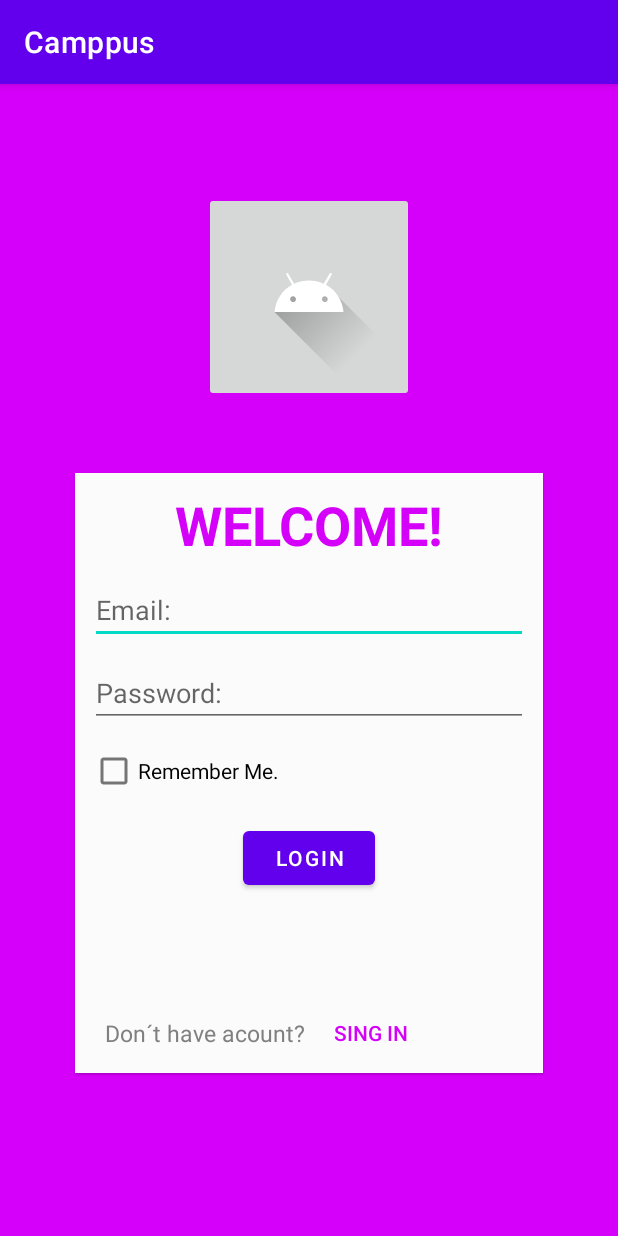
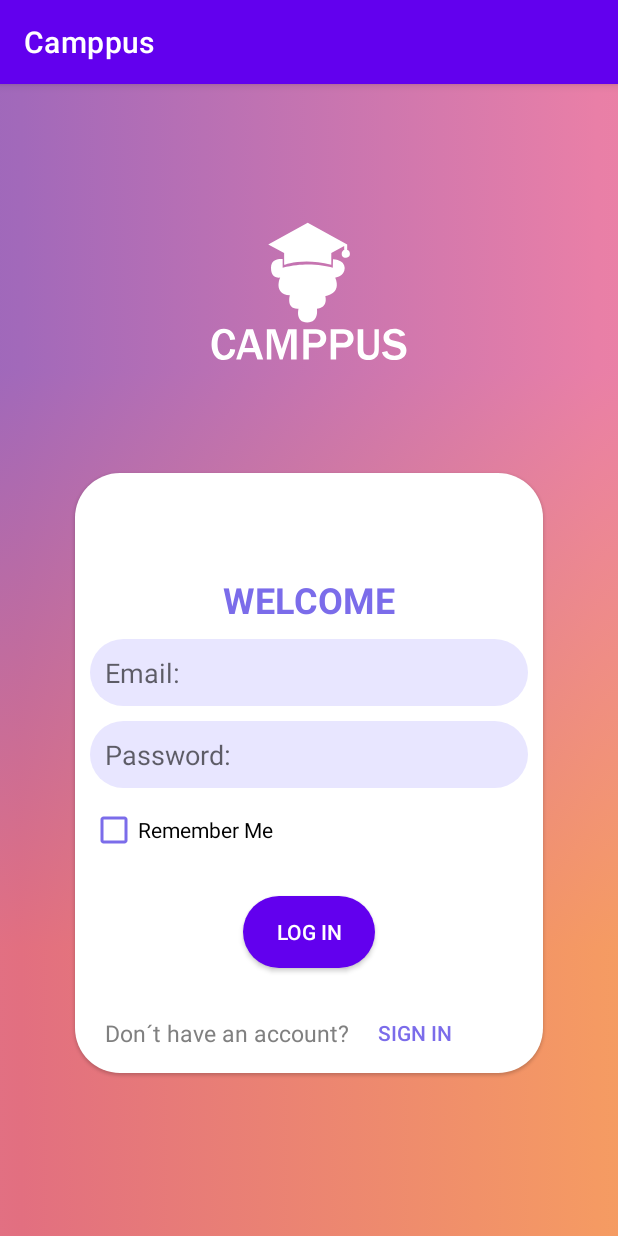
Before and after one commit to AlbertoHV23/POI, an Android app: the screen it shows after launch (LoginActivity), on a phone screen of 412 x 824 dp. Run offline under Robolectric (Android 15) with nearby library versions, the phone set to English and light mode, and no system bars.

Commit message:
Log in / Sign Up

```diff
--- /dev/null
+++ b/app/app/src/main/res/drawable/ic_logo.xml
@@ -0,0 +1,36 @@
+<vector xmlns:android="http://schemas.android.com/apk/res/android"
+    android:width="1000dp"
+    android:height="1000dp"
+    android:viewportWidth="1000"
+    android:viewportHeight="1000">
+  <path
+      android:pathData="M374,478"
+      android:fillColor="#FFFFFF"/>
+  <path
+      android:fillColor="#FFFFFF"
+      android:pathData="M124.52,747.71l24.17,2.65c-1.55,14.49 -7.16,26.41 -16.8,35.78c-9.65,9.36 -22.31,14.05 -38,14.05c-13.22,0 -23.94,-3.32 -32.17,-9.96c-8.23,-6.64 -14.58,-15.65 -19.03,-27.03C38.23,751.81 36,739.26 36,725.55c0,-22.05 5.23,-39.98 15.69,-53.8c10.46,-13.82 24.84,-20.73 43.15,-20.73c14.35,0 26.29,4.42 35.83,13.25c9.54,8.84 15.55,21.49 18.02,37.95l-24.17,2.54c-4.45,-21.84 -14.28,-32.76 -29.47,-32.76c-9.75,0 -17.33,4.54 -22.74,13.62c-5.41,9.08 -8.11,22.25 -8.11,39.49c0,17.53 2.9,30.76 8.69,39.7c5.79,8.94 13.46,13.41 23,13.41c7.63,0 14.13,-3 19.51,-9.01C120.77,763.22 123.81,756.05 124.52,747.71z"/>
+  <path
+      android:fillColor="#FFFFFF"
+      android:pathData="M281.83,797.96h-27.88L242.4,763.5h-55.65l-11.34,34.45h-22.26l48.02,-144.7h32.12L281.83,797.96zM235.4,742.62l-21.1,-64.56l-21.1,64.56H235.4z"/>
+  <path
+      android:fillColor="#FFFFFF"
+      android:pathData="M441.17,797.96h-26.61V671.28l-40.07,126.68h-13.67l-40.28,-126.68v126.68h-21.31v-144.7h40.81l30.32,93.18l29.79,-93.18h41.03V797.96z"/>
+  <path
+      android:fillColor="#FFFFFF"
+      android:pathData="M499.15,797.96h-26.08v-144.7h59.26c16.89,0 29.42,4.26 37.58,12.77c8.16,8.52 12.24,18.57 12.24,30.16c0,13.22 -4.42,23.92 -13.25,32.12c-8.83,8.2 -20.04,12.3 -33.6,12.3h-36.15V797.96zM499.15,718.24H530c8.06,0 14.2,-1.98 18.44,-5.94c4.24,-3.96 6.36,-9.22 6.36,-15.8c0,-5.94 -1.96,-11.02 -5.88,-15.26c-3.92,-4.24 -11.01,-6.36 -21.25,-6.36h-28.52V718.24z"/>
+  <path
+      android:fillColor="#FFFFFF"
+      android:pathData="M629.23,797.96h-26.08v-144.7h59.26c16.89,0 29.42,4.26 37.58,12.77c8.16,8.52 12.24,18.57 12.24,30.16c0,13.22 -4.42,23.92 -13.25,32.12c-8.83,8.2 -20.04,12.3 -33.6,12.3h-36.15V797.96zM629.23,718.24h30.85c8.06,0 14.2,-1.98 18.44,-5.94c4.24,-3.96 6.36,-9.22 6.36,-15.8c0,-5.94 -1.96,-11.02 -5.88,-15.26c-3.92,-4.24 -11.01,-6.36 -21.25,-6.36h-28.52V718.24z"/>
+  <path
+      android:fillColor="#FFFFFF"
+      android:pathData="M832.55,653.25v92.97c0,12.58 -1.41,22.26 -4.24,29.05c-2.83,6.78 -8.29,12.63 -16.38,17.54c-8.09,4.91 -17.97,7.37 -29.63,7.37c-11.8,0 -21.5,-2.12 -29.1,-6.36c-7.6,-4.24 -13.06,-10.05 -16.38,-17.44c-3.32,-7.38 -4.98,-16.8 -4.98,-28.25v-94.88h26.61v92.97c0,12.72 2.67,21.08 8,25.07c5.34,3.99 11.54,5.99 18.6,5.99c8.13,0 14.63,-2.14 19.51,-6.41c4.88,-4.28 7.32,-12.49 7.32,-24.65v-92.97H832.55z"/>
+  <path
+      android:fillColor="#FFFFFF"
+      android:pathData="M847.18,763.08l25.34,-5.41c3.04,14.35 14.7,21.52 34.98,21.52c9.26,0 16.38,-1.84 21.36,-5.51c4.98,-3.67 7.47,-8.23 7.47,-13.67c0,-3.96 -1.13,-7.61 -3.39,-10.97c-2.26,-3.36 -7.1,-5.99 -14.52,-7.9l-27.67,-7.21c-9.47,-2.47 -16.47,-5.28 -20.99,-8.43c-4.52,-3.14 -8.15,-7.58 -10.87,-13.3s-4.08,-11.84 -4.08,-18.34c0,-12.93 4.81,-23.3 14.42,-31.11s21.91,-11.71 36.89,-11.71c12.44,0 23.55,2.72 33.34,8.16c9.79,5.44 16.02,13.15 18.71,23.11l-24.81,6.15c-3.82,-10.95 -12.72,-16.43 -26.71,-16.43c-8.13,0 -14.33,1.7 -18.6,5.09c-4.28,3.39 -6.41,7.7 -6.41,12.93c0,8.27 6.71,14.06 20.14,17.38l24.59,6.15c14.91,3.75 24.91,9.28 30,16.59c5.09,7.31 7.63,15.39 7.63,24.22c0,14.2 -5.35,25.39 -16.06,33.55c-10.71,8.16 -24.58,12.24 -41.61,12.24c-14.35,0 -26.91,-3 -37.69,-9.01C857.87,785.17 850.71,775.8 847.18,763.08z"/>
+  <path
+      android:fillColor="#FFFFFF"
+      android:pathData="M374.54,361.02v-41.36c0,0 -55.54,-8.29 -55.54,41.36c0,56.72 43.72,46.09 43.72,46.09s-35.45,77.99 46.09,85.08c0,0 -18.91,68.54 41.36,63.81c0,0 -16.65,64.99 41.36,64.99c57.9,0 46.09,-64.99 46.09,-64.99s53.18,0 40.18,-60.27c0,0 79.18,-10.64 47.27,-87.45c0,0 44.91,-5.84 44.91,-46.09c0,-41.36 -55.54,-42.54 -55.54,-42.54l-1.18,41.36c-29.91,-7.83 -70.7,-15.36 -119.35,-15.36C462.98,345.66 421.61,348.7 374.54,361.02z"/>
+  <path
+      android:fillColor="#FFFFFF"
+      android:pathData="M681.79,249.94L493.89,145.95L306,249.94l75.63,40.18v56.72c0,0 92.17,-36.63 224.53,0v-56.72l61.45,-33.09v18.91c0,0 -11.82,2.36 -11.82,18.91c0,18.91 18.91,17.73 18.91,17.73s20.09,0 20.09,-17.73c0,-18.91 -13,-18.91 -13,-18.91V249.94z"/>
+</vector>
--- /dev/null
+++ b/app/app/src/main/res/drawable/style_border.xml
@@ -0,0 +1,7 @@
+<?xml version="1.0" encoding="utf-8"?>
+<shape xmlns:android="http://schemas.android.com/apk/res/android" android:shape="rectangle">
+
+    <solid android:color="#ffff"/>
+    <corners android:radius="30dp"/>
+
+</shape>
--- /dev/null
+++ b/app/app/src/main/res/drawable/style_btn1.xml
@@ -0,0 +1,12 @@
+<?xml version="1.0" encoding="utf-8"?>
+<shape xmlns:android="http://schemas.android.com/apk/res/android" android:shape="rectangle">
+
+    <gradient
+        android:startColor="@color/color1"
+        android:centerColor="@color/color2"
+        android:endColor="@color/color3"
+        android:type="linear"/>
+
+    <corners android:radius="30dp"/>
+
+</shape>
--- a/app/app/src/main/res/layout/activity_login.xml
+++ b/app/app/src/main/res/layout/activity_login.xml
@@ -4,9 +4,20 @@
     xmlns:tools="http://schemas.android.com/tools"
     android:layout_width="match_parent"
     android:layout_height="match_parent"
-    android:background="@color/Titulo"
+    android:background="@mipmap/fondo"
     tools:context=".LoginActivity">
 
+
+    <ImageView
+        android:id="@+id/imageView"
+        android:layout_width="0dp"
+        android:layout_height="0dp"
+        android:scaleType="centerCrop"
+        app:layout_constraintBottom_toBottomOf="parent"
+        app:layout_constraintEnd_toEndOf="parent"
+        app:layout_constraintStart_toStartOf="parent"
+        app:layout_constraintTop_toTopOf="parent"
+        app:srcCompat="@mipmap/fondo" />
 
     <ImageButton
         android:id="@+id/img_logo"
@@ -14,11 +25,14 @@
         android:layout_height="140dp"
         android:layout_marginTop="40dp"
         android:layout_marginBottom="15dp"
-        android:src="@drawable/ic_launcher_foreground"
+        android:background="#00FFFFFF"
+        android:scaleType="fitCenter"
+        android:src="@drawable/ic_logo"
         app:layout_constraintBottom_toTopOf="@+id/formLogin"
         app:layout_constraintEnd_toEndOf="parent"
         app:layout_constraintStart_toStartOf="parent"
-        app:layout_constraintTop_toTopOf="parent" />
+        app:layout_constraintTop_toTopOf="parent"
+        tools:src="@drawable/ic_logo" />
 
     <androidx.constraintlayout.widget.ConstraintLayout
         android:id="@+id/formLogin"
@@ -28,7 +42,7 @@
         android:layout_marginStart="20dp"
         android:layout_marginTop="200dp"
         android:layout_marginBottom="8dp"
-        android:background="@color/Backgorund_login"
+        android:background="@drawable/style_border"
         android:elevation="1dp"
         app:layout_constraintBottom_toBottomOf="parent"
         app:layout_constraintStart_toStartOf="parent"
@@ -40,57 +54,71 @@
             android:id="@+id/textView"
             android:layout_width="wrap_content"
             android:layout_height="wrap_content"
-            android:layout_marginTop="10dp"
+            android:layout_marginTop="68dp"
             android:text="@string/welcome_name"
             android:textAppearance="@style/Morado_bold"
-            android:textSize="36sp"
+            android:textColor="#7B6CEA"
+            android:textSize="24sp"
             app:layout_constraintEnd_toEndOf="parent"
             app:layout_constraintStart_toStartOf="parent"
             app:layout_constraintTop_toTopOf="parent" />
+
+        <EditText
+            android:id="@+id/txt_loginPassword"
+            android:layout_width="0dp"
+            android:layout_height="wrap_content"
+            android:layout_margin="10dp"
+            android:layout_marginTop="8dp"
+            android:background="@drawable/style_border"
+            android:backgroundTint="#E8E6FF"
+            android:ems="10"
+            android:hint="Password:"
+            android:inputType="textPassword"
+            android:padding="10dp"
+            app:layout_constraintEnd_toEndOf="parent"
+            app:layout_constraintStart_toStartOf="parent"
+            app:layout_constraintTop_toBottomOf="@+id/txt_loginEmail" />
 
         <EditText
             android:id="@+id/txt_loginEmail"
             android:layout_width="0dp"
             android:layout_height="wrap_content"
             android:layout_margin="10dp"
-            android:layout_marginTop="20dp"
+            android:layout_marginTop="50dp"
+            android:background="@drawable/style_border"
+            android:backgroundTint="#E8E6FF"
+            android:backgroundTintMode="src_in"
             android:ems="10"
             android:hint="Email:"
             android:inputType="textEmailAddress"
+            android:padding="10dp"
+            android:textColor="#7B6CEA"
             app:layout_constraintEnd_toEndOf="parent"
             app:layout_constraintStart_toStartOf="parent"
             app:layout_constraintTop_toBottomOf="@+id/textView" />
 
-        <EditText
-            android:id="@+id/txt_loginPassword"
-            android:layout_width="0dp"
+        <Button
+            android:id="@+id/btn_logear"
+            style="@style/Widget.AppCompat.Button"
+            android:layout_width="wrap_content"
             android:layout_height="wrap_content"
-            android:layout_margin="10dp"
-            android:ems="10"
-            android:hint="Password:"
-            android:inputType="textPassword"
-            app:layout_constraintEnd_toEndOf="parent"
-            app:layout_constraintStart_toStartOf="parent"
-            app:layout_constraintTop_toBottomOf="@+id/txt_loginEmail" />
+            android:layout_marginTop="20dp"
+            android:background="@drawable/style_btn1"
+            android:text="@string/btn_login"
+            app:iconTint="#FFFFFF"
+            app:layout_constraintEnd_toEndOf="@+id/txt_loginPassword"
+            app:layout_constraintStart_toStartOf="@+id/txt_loginPassword"
+            app:layout_constraintTop_toBottomOf="@+id/checkBox_remember" />
 
         <CheckBox
             android:id="@+id/checkBox_remember"
             android:layout_width="wrap_content"
             android:layout_height="wrap_content"
-            android:layout_marginTop="5dp"
+            android:layout_marginTop="4dp"
+            android:buttonTint="#7B6CEA"
             android:text="@string/remember_me"
             app:layout_constraintStart_toStartOf="@+id/txt_loginPassword"
             app:layout_constraintTop_toBottomOf="@+id/txt_loginPassword" />
-
-        <Button
-            android:id="@+id/btn_logear"
-            android:layout_width="wrap_content"
-            android:layout_height="wrap_content"
-            android:layout_marginTop="10dp"
-            android:text="@string/btn_login"
-            app:layout_constraintEnd_toEndOf="@+id/txt_loginPassword"
-            app:layout_constraintStart_toStartOf="@+id/txt_loginPassword"
-            app:layout_constraintTop_toBottomOf="@+id/checkBox_remember" />
 
         <TextView
             android:id="@+id/textView3"
@@ -110,7 +138,7 @@
             android:layout_width="wrap_content"
             android:layout_height="wrap_content"
             android:text="@string/sing_in"
-            android:textColor="@color/Titulo"
+            android:textColor="#7B6CEA"
             app:layout_constraintBottom_toBottomOf="@+id/textView3"
             app:layout_constraintStart_toEndOf="@+id/textView3"
             app:layout_constraintTop_toTopOf="@+id/textView3" />
--- a/app/app/src/main/res/layout/activity_sign_in.xml
+++ b/app/app/src/main/res/layout/activity_sign_in.xml
@@ -7,23 +7,39 @@
     android:background="@color/Titulo"
     tools:context=".SignInActivity">
 
+    <ImageView
+        android:id="@+id/imageView2"
+        android:layout_width="0dp"
+        android:layout_height="0dp"
+        android:scaleType="centerCrop"
+        app:layout_constraintBottom_toBottomOf="parent"
+        app:layout_constraintEnd_toEndOf="parent"
+        app:layout_constraintStart_toStartOf="parent"
+        app:layout_constraintTop_toTopOf="parent"
+        app:srcCompat="@mipmap/fondo" />
+
     <ImageButton
         android:id="@+id/imageButton"
-        android:layout_width="wrap_content"
-        android:layout_height="wrap_content"
+        android:layout_width="140dp"
+        android:layout_height="140dp"
+        android:layout_marginTop="40dp"
+        android:layout_marginBottom="15dp"
+        android:background="#00FFFFFF"
+        android:scaleType="fitCenter"
+        android:src="@drawable/ic_logo"
         app:layout_constraintEnd_toEndOf="parent"
         app:layout_constraintHorizontal_bias="0.498"
         app:layout_constraintStart_toStartOf="parent"
-        app:srcCompat="@drawable/ic_launcher_foreground"
+        app:srcCompat="@drawable/ic_logo"
         tools:layout_editor_absoluteY="39dp" />
 
     <androidx.constraintlayout.widget.ConstraintLayout
         android:id="@+id/Form_SignIN"
         android:layout_width="match_parent"
-        android:layout_height="500dp"
+        android:layout_height="450dp"
         android:layout_margin="40dp"
         android:layout_marginBottom="36dp"
-        android:background="@color/Backgorund_login"
+        android:background="@drawable/style_border"
         app:layout_constraintBottom_toBottomOf="parent"
         app:layout_constraintTop_toBottomOf="@+id/imageButton"
         tools:layout_editor_absoluteX="140dp">
@@ -32,10 +48,11 @@
             android:id="@+id/textView"
             android:layout_width="wrap_content"
             android:layout_height="wrap_content"
-            android:layout_marginTop="15dp"
+            android:layout_marginTop="60dp"
             android:text="@string/welcome_name"
             android:textAppearance="@style/Morado_bold"
-            android:textSize="36sp"
+            android:textColor="#7B6CEA"
+            android:textSize="24sp"
             app:layout_constraintEnd_toEndOf="parent"
             app:layout_constraintStart_toStartOf="parent"
             app:layout_constraintTop_toTopOf="parent" />
@@ -45,9 +62,13 @@
             android:layout_width="0dp"
             android:layout_height="wrap_content"
             android:layout_marginTop="30dp"
+            android:background="@drawable/style_border"
+            android:backgroundTint="#E8E6FF"
+            android:backgroundTintMode="src_in"
             android:ems="10"
             android:hint="Name(s):"
             android:inputType="textPersonName"
+            android:padding="10dp"
             app:layout_constraintEnd_toEndOf="@+id/txt_signSurnames"
             app:layout_constraintHorizontal_bias="0.842"
             app:layout_constraintStart_toStartOf="@+id/txt_signSurnames"
@@ -58,9 +79,13 @@
             android:layout_width="0dp"
             android:layout_height="wrap_content"
             android:layout_margin="10dp"
+            android:background="@drawable/style_border"
+            android:backgroundTint="#E8E6FF"
+            android:backgroundTintMode="src_in"
             android:ems="10"
             android:hint="Surname(s):"
             android:inputType="textPersonName"
+            android:padding="10dp"
             app:layout_constraintEnd_toEndOf="parent"
             app:layout_constraintStart_toStartOf="parent"
             app:layout_constraintTop_toBottomOf="@+id/txt_signNames" />
@@ -70,9 +95,13 @@
             android:layout_width="0dp"
             android:layout_height="wrap_content"
             android:layout_margin="10dp"
+            android:background="@drawable/style_border"
+            android:backgroundTint="#E8E6FF"
+            android:backgroundTintMode="src_in"
             android:ems="10"
             android:hint="Email:"
             android:inputType="textEmailAddress"
+            android:padding="10dp"
             app:layout_constraintEnd_toEndOf="parent"
             app:layout_constraintStart_toStartOf="parent"
             app:layout_constraintTop_toBottomOf="@+id/txt_signSurnames" />
@@ -82,9 +111,13 @@
             android:layout_width="0dp"
             android:layout_height="wrap_content"
             android:layout_margin="10dp"
+            android:background="@drawable/style_border"
+            android:backgroundTint="#E8E6FF"
+            android:backgroundTintMode="src_in"
             android:ems="10"
             android:hint="Password:"
             android:inputType="textPassword"
+            android:padding="10dp"
             app:layout_constraintEnd_toEndOf="parent"
             app:layout_constraintStart_toStartOf="parent"
             app:layout_constraintTop_toBottomOf="@+id/txt_signEmail" />
@@ -94,9 +127,11 @@
             android:layout_width="wrap_content"
             android:layout_height="wrap_content"
             android:layout_marginTop="20dp"
+            android:background="@drawable/style_btn1"
             android:text="@string/signin"
             app:layout_constraintEnd_toEndOf="parent"
             app:layout_constraintStart_toStartOf="parent"
             app:layout_constraintTop_toBottomOf="@+id/txt_signPassword" />
     </androidx.constraintlayout.widget.ConstraintLayout>
+
 </androidx.constraintlayout.widget.ConstraintLayout>
--- a/app/app/src/main/res/values/colors.xml
+++ b/app/app/src/main/res/values/colors.xml
@@ -11,4 +11,10 @@
     <color name="Backgorund_login">#FBFBFB</color>
     <color name="Titulo">#D500F9</color>
 
+    <color name="color1">#FB7D80</color>
+    <color name="color2">#D670BA</color>
+    <color name="color3">#7B6CEA</color>
+
+
+
 </resources>
--- a/app/app/src/main/res/values/strings.xml
+++ b/app/app/src/main/res/values/strings.xml
@@ -1,9 +1,9 @@
 <resources>
     <string name="app_name">Camppus</string>
-    <string name="welcome_name">WELCOME!</string>
-    <string name="don_t_have_acount">Don´t have acount?</string>
-    <string name="sing_in">Sing In</string>
-    <string name="btn_login">Login</string>
-    <string name="remember_me">Remember Me.</string>
-    <string name="signin">SignIn</string>
+    <string name="welcome_name">WELCOME</string>
+    <string name="don_t_have_acount">Don´t have an account?</string>
+    <string name="sing_in">Sign In</string>
+    <string name="btn_login">Log In</string>
+    <string name="remember_me">Remember Me</string>
+    <string name="signin">Sign In</string>
 </resources>
```
Also changed, not shown: app/app/src/main/res/mipmap-anydpi-v26/fondo.jpg (added), 1 other file.
